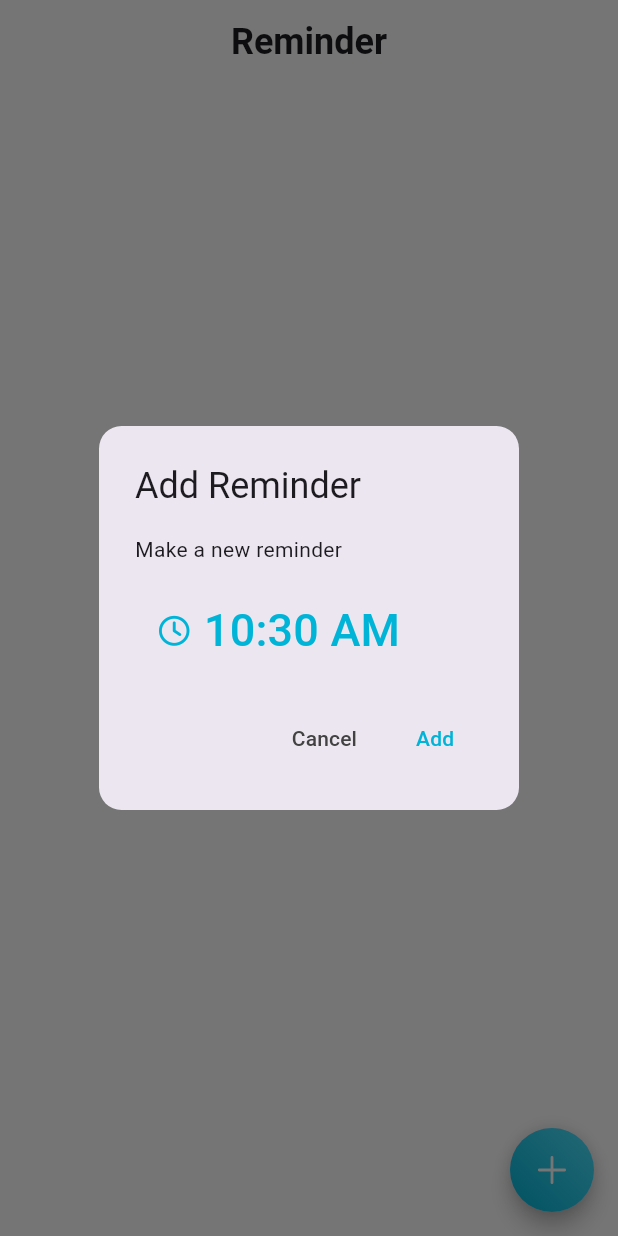
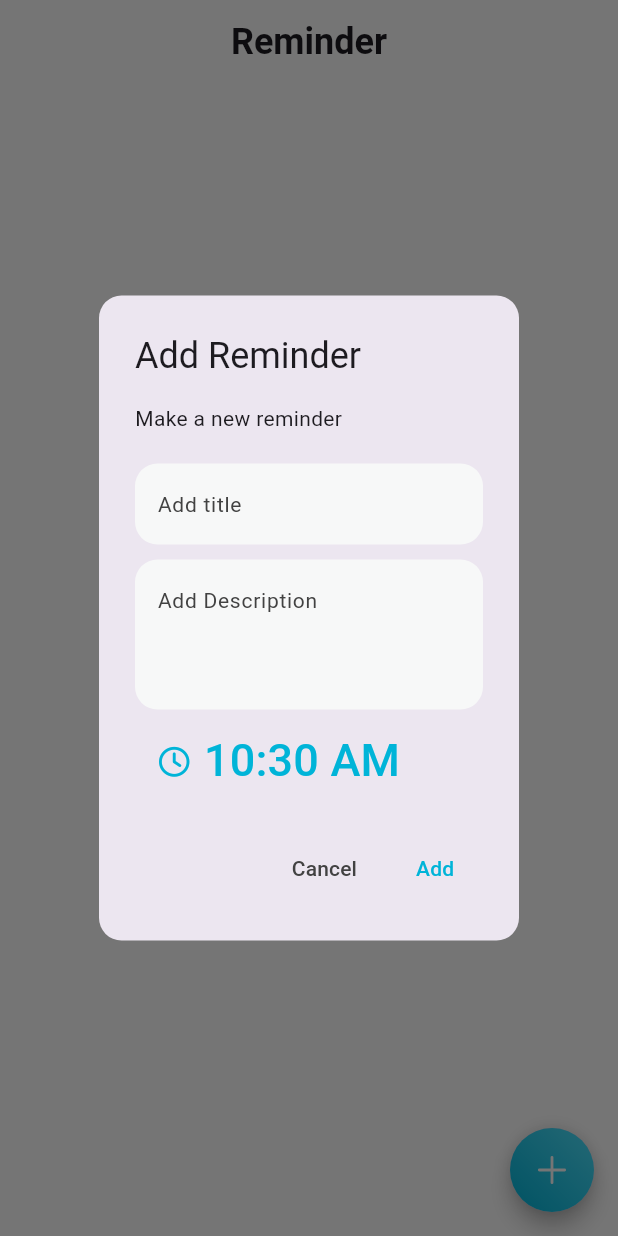
Before and after one commit to eowynnn/RemindIT, a Flutter app: the NotifPage screen opened directly, after a tap on an icon or button, on a phone screen of 412 x 824 dp. Run offline on Flutter 3.47's test engine with Material 3 defaults, Android fonts, the phone set to English and light mode, and no system bars; our stand-ins replace cloud_firestore, firebase_auth, firebase_core, flutter_local_notifications, flutter_svg, fluttertoast and 5 more; accounts and stored records are empty; Roboto replaces fonts that are missing (SFProText).

Commit message:
feat: Title & Desc Reminder

```diff
--- a/lib/Screen/notif_screen.dart
+++ b/lib/Screen/notif_screen.dart
@@ -117,13 +117,15 @@ class _NotifPageState extends State<NotifPage> {
               DateTime date =
                   DateTime.fromMicrosecondsSinceEpoch(t.microsecondsSinceEpoch);
               String formattedTime = DateFormat.jm().format(date);
-              on = data!.docs[index].get('onOff');
+              String title = data!.docs[index].get('title');
+              String descriptions = data.docs[index].get('description');
+              on = data.docs[index].get('onOff');
               if (on) {
                 NotificationLogic.showNotification(
                     dateTime: date,
                     id: 0,
-                    title: "Reminder Title",
-                    body: "Don\'t forget your reminder");
+                    title: title,
+                    body: descriptions);
               }
               return SingleChildScrollView(
                 child: Padding(
@@ -156,11 +158,19 @@ class _NotifPageState extends State<NotifPage> {
                                   crossAxisAlignment: CrossAxisAlignment.start,
                                   children: [
                                     Text(
-                                      "Reminder Title",
+                                      title,
                                       style: TextStyle(
                                         fontSize: 18,
                                         fontFamily: "SFProText",
                                         fontWeight: FontWeight.bold,
+                                      ),
+                                    ),
+                                    SizedBox(height: media.height * 0.001,),
+                                    Text(
+                                      descriptions,
+                                      style: TextStyle(
+                                        fontSize: 16,
+                                        fontFamily: "SFProText",
                                       ),
                                     ),
                                     Text(
@@ -179,6 +189,8 @@ class _NotifPageState extends State<NotifPage> {
                                         user!.uid,
                                         data.docs[index].id,
                                         data.docs[index].get('time'),
+                                        data.docs[index].get('title'),
+                                        data.docs[index].get('description'),
                                       ),
                                       IconButton(
                                         onPressed: () {
--- a/lib/model/reminder_model.dart
+++ b/lib/model/reminder_model.dart
@@ -4,14 +4,18 @@ class ReminderModel {
   Timestamp? time;
   bool? onOff;
   bool? isPin;
+  String? title;
+  String? description;
 
-  ReminderModel({this.time, this.onOff, this.isPin});
+  ReminderModel({this.time, this.onOff, this.isPin, this.title, this.description});
 
   Map<String, dynamic> toMap() {
     return {
       'time': time,
       'onOff': onOff,
       'isPin': isPin,
+      'title' : title,
+      'description' : description
     };
   }
 
@@ -20,6 +24,8 @@ class ReminderModel {
       time: map['time'],
       onOff: map['onOff'],
       isPin: map['isPin'],
+      title: map['title'],
+      description: map['description'],
     );
   }
 }
--- a/lib/widgets/add_reminder.dart
+++ b/lib/widgets/add_reminder.dart
@@ -6,7 +6,10 @@ import 'package:remindits/model/reminder_model.dart';
 import 'package:remindits/utils/app_colors.dart';
 
 addReminder(BuildContext context, String uid) {
+
   TimeOfDay time = TimeOfDay.now();
+  TextEditingController titleController = TextEditingController();
+  TextEditingController descController = TextEditingController();
   add(String uid, TimeOfDay time) {
     try {
       DateTime d = DateTime.now();
@@ -17,6 +20,8 @@ addReminder(BuildContext context, String uid) {
       reminderModel.time = timestamp;
       reminderModel.onOff = false;
       reminderModel.isPin = false;
+      reminderModel.title = titleController.text;
+      reminderModel.description = descController.text;
       FirebaseFirestore.instance
           .collection('users')
           .doc(uid)
@@ -49,6 +54,53 @@ addReminder(BuildContext context, String uid) {
                   SizedBox(
                     height: 20,
                   ),
+                  Container(
+                    decoration: BoxDecoration(
+                      color: AppColors.lightGreyColor,
+                      borderRadius: BorderRadius.circular(15),
+                    ),
+                    child: TextFormField(
+                      controller: titleController,
+                      keyboardType: TextInputType.text,
+                      decoration: InputDecoration(
+                        contentPadding:
+                            EdgeInsets.symmetric(vertical: 15, horizontal: 15),
+                        enabledBorder: InputBorder.none,
+                        focusedBorder: InputBorder.none,
+                        hintText: 'Add title',
+                        hintStyle: TextStyle(
+                            fontSize: 14,
+                            color: AppColors.textColor1,
+                            fontFamily: 'SFProText',
+                            fontWeight: FontWeight.w400),
+                      ),
+                    ),
+                  ),
+                  SizedBox(height: 10,),
+                  Container(
+                    height: 100,
+                    decoration: BoxDecoration(
+                      color: AppColors.lightGreyColor,
+                      borderRadius: BorderRadius.circular(15),
+                    ),
+                    child: TextFormField(
+                      controller: descController,
+                      keyboardType: TextInputType.text,
+                      decoration: InputDecoration(
+                        contentPadding:
+                            EdgeInsets.symmetric(vertical: 15, horizontal: 15),
+                        enabledBorder: InputBorder.none,
+                        focusedBorder: InputBorder.none,
+                        hintText: 'Add Description',
+                        hintStyle: TextStyle(
+                            fontSize: 14,
+                            color: AppColors.textColor1,
+                            fontFamily: 'SFProText',
+                            fontWeight: FontWeight.w400),
+                      ),
+                    ),
+                  ),
+                  SizedBox(height: 10,),
                   MaterialButton(
                     onPressed: () async {
                       TimeOfDay? newTime = await showTimePicker(
--- a/lib/widgets/switcher.dart
+++ b/lib/widgets/switcher.dart
@@ -10,8 +10,10 @@ class Switcher extends StatefulWidget {
   Timestamp timestamp;
   String id;
   bool isPin;
+final String title;
+final String description;
 
-  Switcher(this.onOff, this.uid, this.id, this.timestamp,{this.isPin = false});
+  Switcher(this.onOff, this.uid, this.id, this.timestamp,this.title,this.description,{this.isPin = false});
 
   @override
   State<Switcher> createState() => _SwitcherState();
@@ -27,6 +29,8 @@ class _SwitcherState extends State<Switcher> {
         reminderModel.onOff = value;
         reminderModel.time = widget.timestamp;
         reminderModel.isPin = value ? widget.isPin : false;
+        reminderModel.title = widget.title;
+        reminderModel.description = widget.description;
         FirebaseFirestore.instance
             .collection('users')
             .doc(widget.uid)
```
